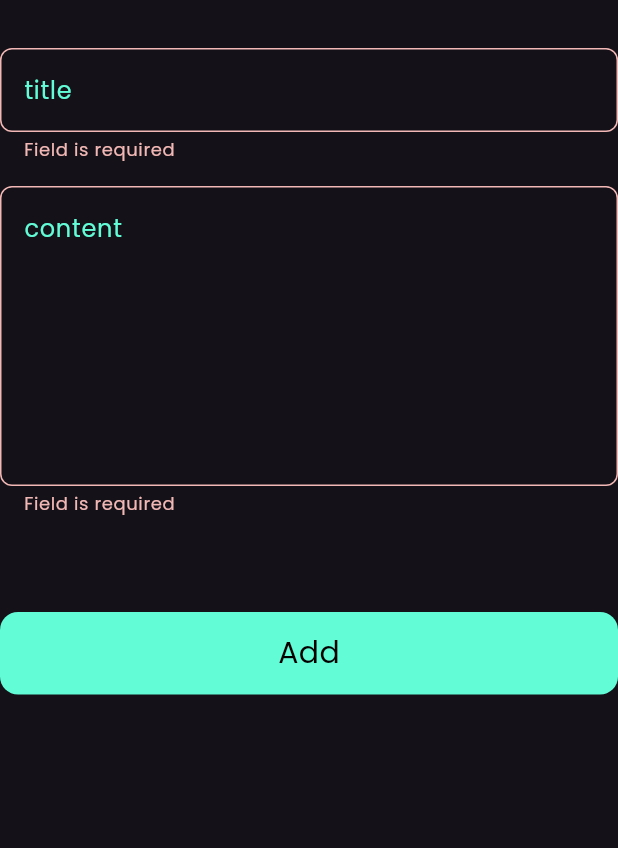
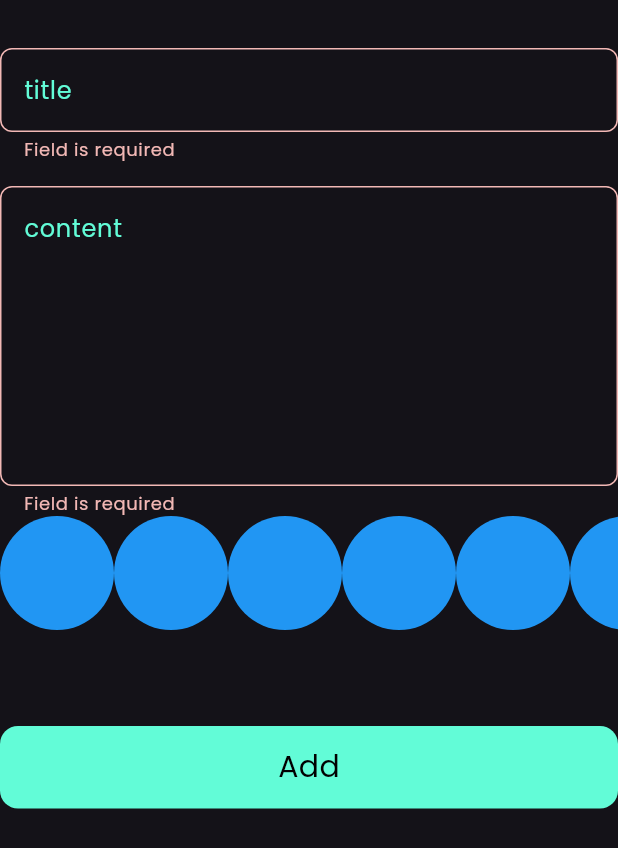
Before and after one commit to KhaledMansour14/Note_app, a Flutter app: the AddNoteForm widget shown alone on an empty page, opened directly, after a tap on "Add", on a phone screen of 412 x 824 dp. Shown: the top 848 px of the screen. Run offline on Flutter 3.47's test engine with Material 3 defaults, Android fonts, the phone set to English and light mode, and no system bars; our stand-ins replace bloc, flutter_bloc, hive, hive_flutter; accounts and stored records are empty.

Commit message:
create colors list view part 1

```diff
--- a/lib/widgets/add_note_form.dart
+++ b/lib/widgets/add_note_form.dart
@@ -4,7 +4,9 @@ import 'package:flutter_bloc/flutter_bloc.dart';
 import 'package:intl/intl.dart';
 import 'package:notesapp/cubits/add_note_cubit/add_note_cubit.dart';
 import 'package:notesapp/models/note_model.dart';
+import 'package:notesapp/widgets/colors_list_view.dart';
 import 'package:notesapp/widgets/custom_button.dart';
+import 'package:notesapp/widgets/custom_date.dart';
 import 'package:notesapp/widgets/custom_text_field.dart';
 
 class AddNoteForm extends StatefulWidget {
@@ -47,32 +49,13 @@ class _AddNoteFormState extends State<AddNoteForm> {
                   subTitle = value;
                 },
               ),
+              const ColorsListView(),
               const SizedBox(
                 height: 64,
               ),
               BlocBuilder<AddNoteCubit, AddNoteState>(
                 builder: (context, state) {
-                  return CustomButton(
-                    isLoading: state is AddNoteLoading ? true : false,
-                    onTap: () {
-                      if (formkey.currentState!.validate()) {
-                        formkey.currentState!.save();
-                        var currentDate = DateTime.now();
-                        var formattedCurrentDate =
-                            DateFormat('yyyy-MM-dd').format(currentDate);
-                        var noteModel = NoteModel(
-                            title: title!,
-                            subtitle: subTitle!,
-                            date: formattedCurrentDate,
-                            color: Colors.blue.value);
-                        BlocProvider.of<AddNoteCubit>(context)
-                            .addNote(noteModel);
-                      } else {
-                        autovalidateMode = AutovalidateMode.always;
-                        setState(() {});
-                      }
-                    },
-                  );
+                  return submitbuttom(state, context);
                 },
               ),
               const SizedBox(
@@ -82,4 +65,32 @@ class _AddNoteFormState extends State<AddNoteForm> {
           ));
     });
   }
+
+  CustomButton submitbuttom(AddNoteState state, BuildContext context) {
+    return CustomButton(
+      isLoading: state is AddNoteLoading ? true : false,
+      onTap: () {
+        if (formkey.currentState!.validate()) {
+          formkey.currentState!.save();
+          String formattedCurrentDate = editDate();
+          NoteModel noteModel = sumbitNoteModel(formattedCurrentDate);
+          BlocProvider.of<AddNoteCubit>(context).addNote(noteModel);
+        } else {
+          autovalidateMode = AutovalidateMode.always;
+          setState(() {});
+        }
+      },
+    );
+  }
+
+  NoteModel sumbitNoteModel(String formattedCurrentDate) {
+    var noteModel = NoteModel(
+        title: title!,
+        subtitle: subTitle!,
+        date: formattedCurrentDate,
+        color: Colors.blue.value);
+    return noteModel;
+  }
+
+
 }
--- /dev/null
+++ b/lib/widgets/colors_list_view.dart
@@ -0,0 +1,31 @@
+import 'package:flutter/material.dart';
+
+class ColorItem extends StatelessWidget {
+  const ColorItem({super.key});
+
+  @override
+  Widget build(BuildContext context) {
+    return const CircleAvatar(
+      radius: 38,
+      backgroundColor: Colors.blue,
+    );
+  }
+}
+
+class ColorsListView extends StatelessWidget {
+  const ColorsListView({super.key});
+
+  @override
+  Widget build(BuildContext context) {
+    return SizedBox(
+      height: 38*2,
+      child: ListView.builder(
+        itemCount: 10,
+        scrollDirection: Axis.horizontal,
+        itemBuilder: (context, index) {
+          return const ColorItem();
+        },
+      ),
+    );
+  }
+}
--- /dev/null
+++ b/lib/widgets/custom_date.dart
@@ -0,0 +1,7 @@
+  import 'package:intl/intl.dart';
+
+String editDate() {
+    var currentDate = DateTime.now();
+    var formattedCurrentDate = DateFormat('yyyy-MM-dd').format(currentDate);
+    return formattedCurrentDate;
+  }
```
